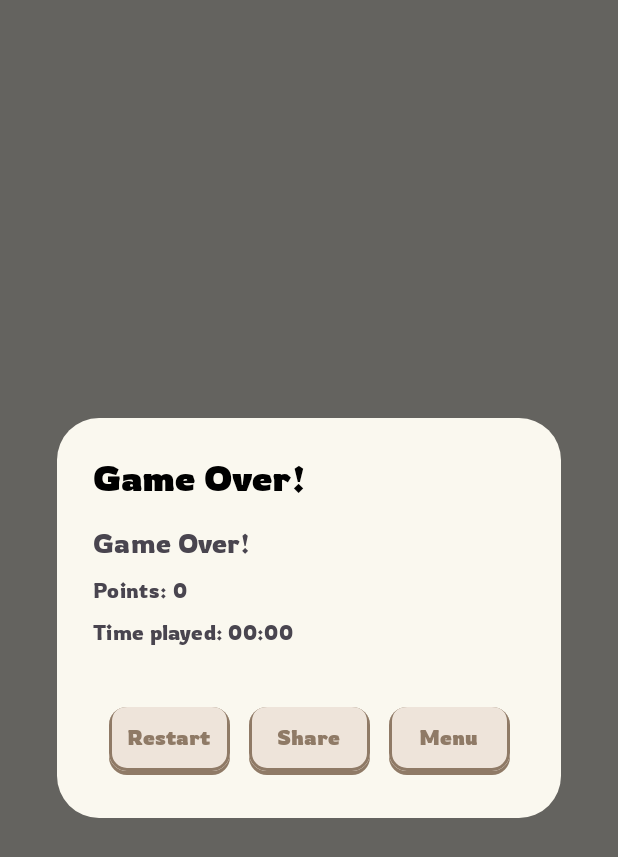
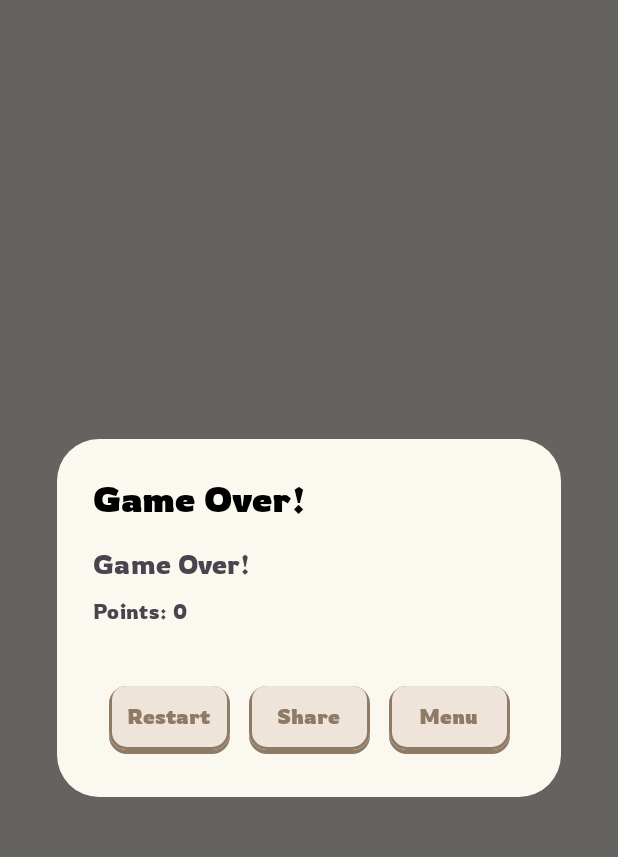
Before and after one commit to Jakon-Dev/Android-2048-GAME, an Android app built with Jetpack Compose: the composable GameOverDialog called with empty values, on a phone screen of 412 x 824 dp. Shown: the top 857 px of the screen. Run offline under Robolectric (Android 15) with nearby library versions, the phone set to English and light mode, and no system bars.

Commit message:
GameOver time fix

```diff
--- a/app/src/main/java/com/jakondev/a2048_game/ui/game/GameScreen.kt
+++ b/app/src/main/java/com/jakondev/a2048_game/ui/game/GameScreen.kt
@@ -178,7 +178,7 @@ private fun GameOverDialog(
                 Text(text = gameOverMessage, fontFamily = Rowdies, fontSize = 18.sp)
                 Spacer(modifier = Modifier.height(10.dp))
                 Text(text = stringResource(R.string.points, score), fontFamily = Rowdies)
-                if (reason != "timeout") {
+                if (reason.equals("timeout")) {
                     Spacer(modifier = Modifier.height(8.dp))
                     Text(text = stringResource(R.string.time_played, formatTime(time)), fontFamily = Rowdies)
                 }
```
